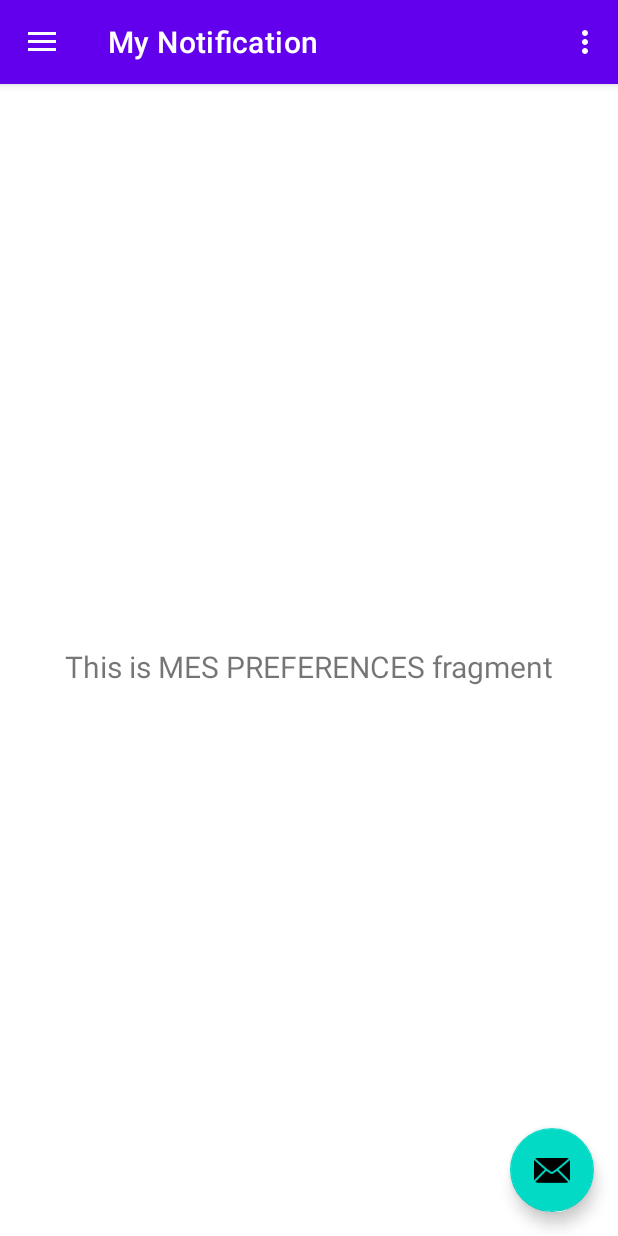
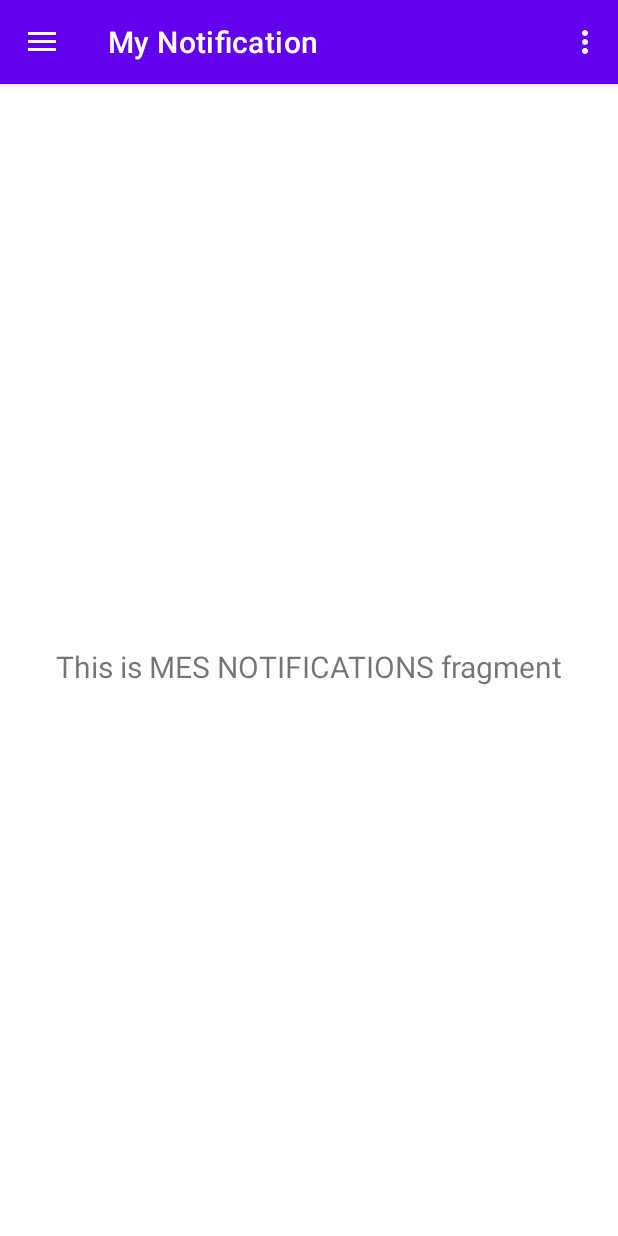
Before and after one commit to TorielLink/app-gestion-residence, an Android app: the MainActivity screen opened directly, with no data from a screen before it, in the side drawer, after a tap on "My Notification", on a phone screen of 412 x 824 dp. Run offline under Robolectric (Android 15) with nearby library versions, the phone set to English and light mode, and no system bars; our stand-ins replace navigation-ui.

Commit message:
Modal adapté entièrement ^^

```diff
--- a/app/src/main/java/iut/dam/gestionresidence/ui/MainActivity.java
+++ b/app/src/main/java/iut/dam/gestionresidence/ui/MainActivity.java
@@ -30,21 +30,14 @@ public class MainActivity extends AppCompatActivity {
         setContentView(binding.getRoot());
 
         setSupportActionBar(binding.appBarMain.toolbar);
-        binding.appBarMain.fab.setOnClickListener(new View.OnClickListener() {
-            @Override
-            public void onClick(View view) {
-                Snackbar.make(view, "Replace with your own action", Snackbar.LENGTH_LONG)
-                        .setAction("Action", null).show();
-            }
-        });
+
         DrawerLayout drawer = binding.drawerLayout;
         NavigationView navigationView = binding.navView;
         // Passing each menu ID as a set of Ids because each
         // menu should be considered as top level destinations.
         mAppBarConfiguration = new AppBarConfiguration.Builder(
-                R.id.nav_mon_habitat, R.id.nav_liste_habitants, R.id.nav_mes_notifications)
-                .setOpenableLayout(drawer)
-                .build();
+                R.id.nav_my_habitat, R.id.nav_list_habitats, R.id.nav_my_notifications,
+                R.id.nav_my_preferences).setOpenableLayout(drawer).build();
         NavController navController = Navigation.findNavController(this, R.id.nav_host_fragment_content_main);
         NavigationUI.setupActionBarWithNavController(this, navController, mAppBarConfiguration);
         NavigationUI.setupWithNavController(navigationView, navController);
--- a/app/src/main/res/layout/app_bar_main.xml
+++ b/app/src/main/res/layout/app_bar_main.xml
@@ -22,13 +22,4 @@
 
     <include layout="@layout/content_main" />
 
-    <com.google.android.material.floatingactionbutton.FloatingActionButton
-        android:id="@+id/fab"
-        android:layout_width="wrap_content"
-        android:layout_height="wrap_content"
-        android:layout_gravity="bottom|end"
-        android:layout_marginEnd="@dimen/fab_margin"
-        android:layout_marginBottom="16dp"
-        app:srcCompat="@android:drawable/ic_dialog_email" />
-
 </androidx.coordinatorlayout.widget.CoordinatorLayout>
--- a/app/src/main/res/layout/fragment_my_notifications.xml
+++ b/app/src/main/res/layout/fragment_my_notifications.xml
@@ -4,7 +4,7 @@
     xmlns:tools="http://schemas.android.com/tools"
     android:layout_width="match_parent"
     android:layout_height="match_parent"
-    tools:context=".ui.my_preferences.MyPreferencesFragment">
+    tools:context=".ui.my_notifications.MyNotificationsFragment">
 
     <TextView
         android:id="@+id/text_my_notifications"
--- a/app/src/main/res/layout/fragment_my_preferences.xml
+++ b/app/src/main/res/layout/fragment_my_preferences.xml
@@ -4,7 +4,7 @@
     xmlns:tools="http://schemas.android.com/tools"
     android:layout_width="match_parent"
     android:layout_height="match_parent"
-    tools:context=".ui.my_habitat.MyHabitatFragment">
+    tools:context=".ui.my_preferences.MyPreferencesFragment">
 
     <TextView
         android:id="@+id/text_my_preferences"
--- a/app/src/main/res/menu/activity_main_drawer.xml
+++ b/app/src/main/res/menu/activity_main_drawer.xml
@@ -5,19 +5,19 @@
 
     <group android:checkableBehavior="single">
         <item
-            android:id="@+id/nav_mon_habitat"
+            android:id="@+id/nav_my_habitat"
             android:icon="@drawable/ic_menu_first"
             android:title="@string/menu_my_habitat" />
         <item
-            android:id="@+id/nav_liste_habitants"
+            android:id="@+id/nav_list_habitats"
             android:icon="@drawable/ic_menu_second"
             android:title="@string/menu_list_habitats" />
         <item
-            android:id="@+id/nav_mes_notifications"
+            android:id="@+id/nav_my_notifications"
             android:icon="@drawable/ic_menu_third"
             android:title="@string/menu_my_notifications" />
         <item
-            android:id="@+id/nav_mes_preferences"
+            android:id="@+id/nav_my_preferences"
             android:icon="@drawable/ic_menu_fourth"
             android:title="@string/menu_my_preferences" />
     </group>
--- a/app/src/main/res/navigation/mobile_navigation.xml
+++ b/app/src/main/res/navigation/mobile_navigation.xml
@@ -3,23 +3,29 @@
     xmlns:app="http://schemas.android.com/apk/res-auto"
     xmlns:tools="http://schemas.android.com/tools"
     android:id="@+id/mobile_navigation"
-    app:startDestination="@+id/nav_mon_habitat">
+    app:startDestination="@+id/nav_my_habitat">
 
     <fragment
-        android:id="@+id/nav_mon_habitat"
+        android:id="@+id/nav_my_habitat"
         android:name="iut.dam.gestionresidence.ui.my_habitat.MyHabitatFragment"
         android:label="@string/menu_my_habitat"
         tools:layout="@layout/fragment_my_habitat" />
 
     <fragment
-        android:id="@+id/nav_liste_habitants"
+        android:id="@+id/nav_list_habitats"
         android:name="iut.dam.gestionresidence.ui.list_habitats.ListHabitatsFragment"
         android:label="@string/menu_list_habitats"
         tools:layout="@layout/fragment_list_habitats" />
 
     <fragment
-        android:id="@+id/nav_mes_notifications"
-        android:name="iut.dam.gestionresidence.ui.my_preferences.MyPreferencesFragment"
+        android:id="@+id/nav_my_notifications"
+        android:name="iut.dam.gestionresidence.ui.my_notifications.MyNotificationsFragment"
         android:label="@string/menu_my_notifications"
         tools:layout="@layout/fragment_my_notifications" />
+
+    <fragment
+        android:id="@+id/nav_my_preferences"
+        android:name="iut.dam.gestionresidence.ui.my_preferences.MyPreferencesFragment"
+        android:label="@string/menu_my_preferences"
+        tools:layout="@layout/fragment_my_notifications" />
 </navigation>
--- a/app/src/main/res/values/strings.xml
+++ b/app/src/main/res/values/strings.xml
@@ -10,6 +10,7 @@
     <string name="menu_my_habitat">My Habitat</string>
     <string name="menu_list_habitats">List of Habitats</string>
     <string name="menu_my_notifications">My Notification</string>
+    <string name="menu_my_preferences">My preferences</string>
 
     <string name="connect">Connect</string>
     <string name="connectPage">Connexion page</string>
@@ -23,5 +24,4 @@
     <string name="badsyntax">Bad syntax</string>
     <string name="wrongcredentials">Invalid credentials</string>
     <string name="registerNew">Register an account</string>
-    <string name="menu_my_preferences">My preferences</string>
 </resources>
```
Also changed, not shown: 1 other file.
